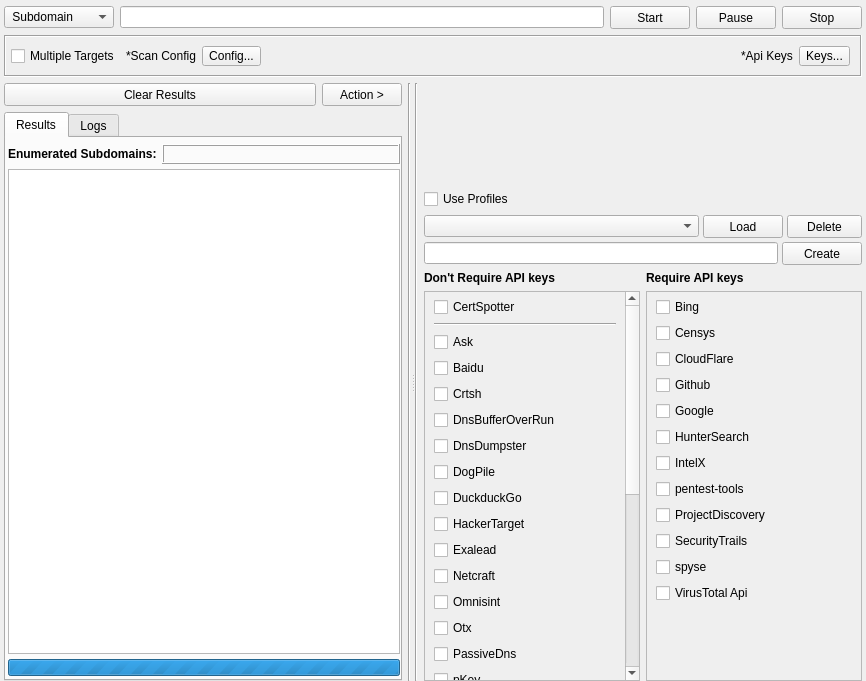
Qt form gui/src/engines/osint/Osint.ui (3nock/OTE) before a commit.
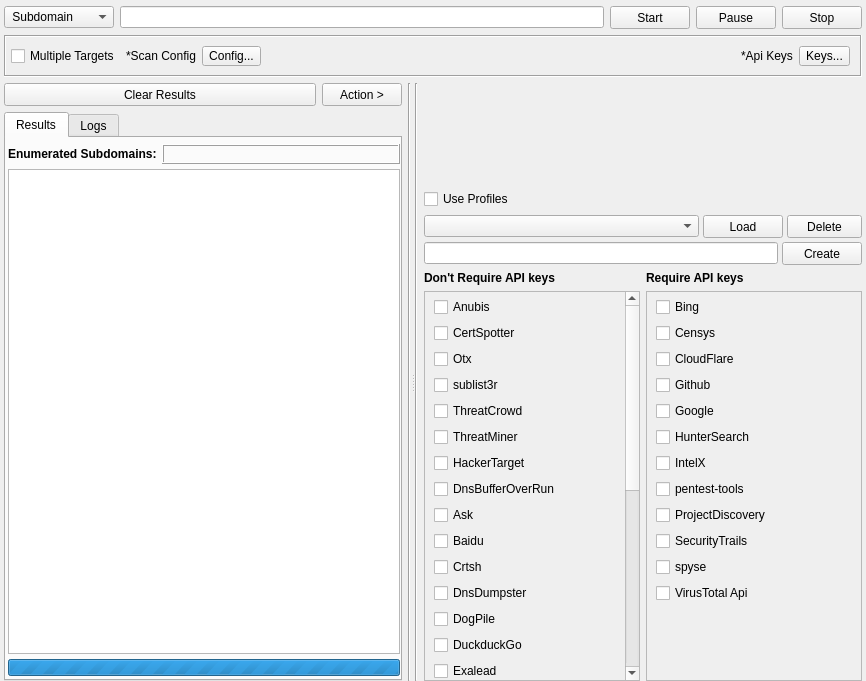
The same form after that commit. Custom widgets are drawn as their Qt base class.

Commit message: adding more Osint modules

Patch:
```diff
--- a/gui/src/engines/osint/Osint.ui
+++ b/gui/src/engines/osint/Osint.ui
@@ -74,6 +74,11 @@
          <string> Emails</string>
         </property>
        </item>
+       <item>
+        <property name="text">
+         <string>Urls</string>
+        </property>
+       </item>
       </widget>
      </item>
      <item>
@@ -855,7 +860,7 @@
                   <x>0</x>
                   <y>0</y>
                   <width>184</width>
-                  <height>663</height>
+                  <height>677</height>
                  </rect>
                 </property>
                 <layout class="QVBoxLayout" name="verticalLayout_11">
@@ -865,6 +870,13 @@
                  <property name="bottomMargin">
                   <number>5</number>
                  </property>
+                 <item>
+                  <widget class="QCheckBox" name="checkBox_engine_anubis">
+                   <property name="text">
+                    <string>Anubis</string>
+                   </property>
+                  </widget>
+                 </item>
                  <item>
                   <widget class="QCheckBox" name="checkBox_engine_certspotter">
                    <property name="text">
@@ -873,9 +885,44 @@
                   </widget>
                  </item>
                  <item>
-                  <widget class="Line" name="line">
-                   <property name="orientation">
-                    <enum>Qt::Horizontal</enum>
+                  <widget class="QCheckBox" name="checkBox_engine_otx">
+                   <property name="text">
+                    <string>Otx</string>
+                   </property>
+                  </widget>
+                 </item>
+                 <item>
+                  <widget class="QCheckBox" name="checkBox_engine_sublist3r">
+                   <property name="text">
+                    <string>sublist3r</string>
+                   </property>
+                  </widget>
+                 </item>
+                 <item>
+                  <widget class="QCheckBox" name="checkBox_engine_threatcrowd">
+                   <property name="text">
+                    <string>ThreatCrowd</string>
+                   </property>
+                  </widget>
+                 </item>
+                 <item>
+                  <widget class="QCheckBox" name="checkBox_engine_threatminer">
+                   <property name="text">
+                    <string>ThreatMiner</string>
+                   </property>
+                  </widget>
+                 </item>
+                 <item>
+                  <widget class="QCheckBox" name="checkBox_engine_hackertarget">
+                   <property name="text">
+                    <string>HackerTarget</string>
+                   </property>
+                  </widget>
+                 </item>
+                 <item>
+                  <widget class="QCheckBox" name="checkBox_engine_dnsbufferoverrun">
+                   <property name="text">
+                    <string>DnsBufferOverRun</string>
                    </property>
                   </widget>
                  </item>
@@ -900,13 +947,6 @@
                    </property>
                   </widget>
                  </item>
-                 <item>
-                  <widget class="QCheckBox" name="checkBox_engine_dnsbufferoverrun">
-                   <property name="text">
-                    <string>DnsBufferOverRun</string>
-                   </property>
-                  </widget>
-                 </item>
                  <item>
                   <widget class="QCheckBox" name="checkBox_engine_dnsdumpster">
                    <property name="text">
@@ -928,13 +968,6 @@
                    </property>
                   </widget>
                  </item>
-                 <item>
-                  <widget class="QCheckBox" name="checkBox_engine_hackertarget">
-                   <property name="text">
-                    <string>HackerTarget</string>
-                   </property>
-                  </widget>
-                 </item>
                  <item>
                   <widget class="QCheckBox" name="checkBox_engine_exalead">
                    <property name="text">
@@ -962,13 +995,6 @@
                    </property>
                   </widget>
                  </item>
-                 <item>
-                  <widget class="QCheckBox" name="checkBox_engine_otx">
-                   <property name="text">
-                    <string>Otx</string>
-                   </property>
-                  </widget>
-                 </item>
                  <item>
                   <widget class="QCheckBox" name="checkBox_engine_passivedns">
                    <property name="text">
@@ -1011,13 +1037,6 @@
                    </property>
                   </widget>
                  </item>
-                 <item>
-                  <widget class="QCheckBox" name="checkBox_engine_sublist3r">
-                   <property name="text">
-                    <string>sublist3r</string>
-                   </property>
-                  </widget>
-                 </item>
                  <item>
                   <widget class="QCheckBox" name="checkBox_engine_suip">
                    <property name="text">
@@ -1025,20 +1044,6 @@
                    </property>
                   </widget>
                  </item>
-                 <item>
-                  <widget class="QCheckBox" name="checkBox_engine_threatcrowd">
-                   <property name="text">
-                    <string>ThreatCrowd</string>
-                   </property>
-                  </widget>
-                 </item>
-                 <item>
-                  <widget class="QCheckBox" name="checkBox_engine_threatminer">
-                   <property name="text">
-                    <string>ThreatMiner</string>
-                   </property>
-                  </widget>
-                 </item>
                  <item>
                   <widget class="QCheckBox" name="checkBox_engine_trello">
                    <property name="text">
```
The commit also changes 18 other files.
